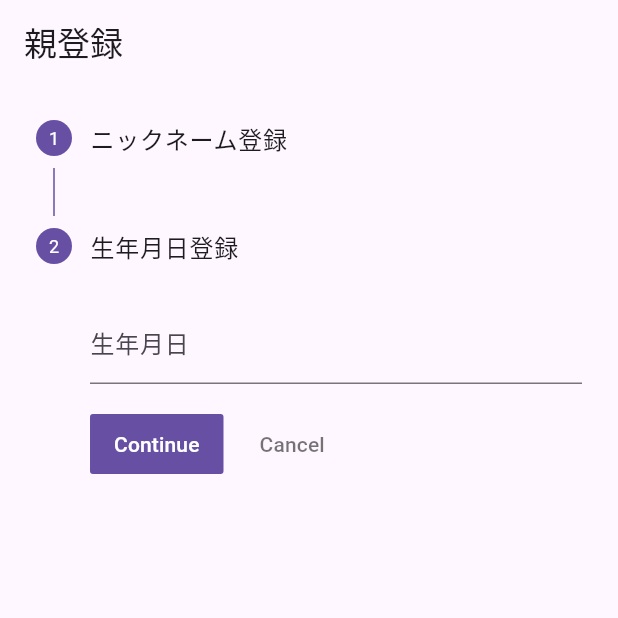
After one commit to SolaIntegral/zenn-gcp-flutter, a Flutter app: the PRegisterScreen screen opened directly, after a tap on "Continue", on a phone screen of 412 x 824 dp, the top half of it. The commit adds this screen. Run offline on Flutter 3.47's test engine with Material 3 defaults, Android fonts, the phone set to English and light mode, and no system bars; our stand-ins replace shared_preferences; accounts and stored records are empty.

Commit message:
Role選択と初期情報登録前後の画面遷移とデータフロー整備

```diff
--- /dev/null
+++ b/lib/screens/parent/p_home_screen.dart
@@ -0,0 +1,15 @@
+import 'package:flutter/material.dart';
+
+class PHomeScreen extends StatelessWidget {
+  const PHomeScreen({super.key});
+
+  @override
+  Widget build(BuildContext context) {
+    return Scaffold(
+      appBar: AppBar(title: const Text("おうちの人のホームページ")),
+      body: const Center(
+        child: Text("ここがおうちの人のホームページです"),
+      ),
+    );
+  }
+}
--- /dev/null
+++ b/lib/screens/parent/p_registration_screen.dart
@@ -0,0 +1,68 @@
+// parent_register.dart
+import 'package:flutter/material.dart';
+import 'package:flutter_app1/screens/parent/p_home_screen.dart';
+import 'package:shared_preferences/shared_preferences.dart';
+
+class PRegisterScreen extends StatefulWidget {
+  const PRegisterScreen({Key? key}) : super(key: key);
+
+  @override
+  State<PRegisterScreen> createState() => _PRegisterScreenState();
+}
+
+class _PRegisterScreenState extends State<PRegisterScreen> {
+  int _currentStep = 0;
+
+  // 例として2ステップの登録（ニックネーム登録、生年月日登録）
+  final List<Step> _steps = [
+    const Step(
+      title: Text("ニックネーム登録"),
+      content: TextField(
+        decoration: InputDecoration(labelText: "ニックネーム"),
+      ),
+      isActive: true,
+    ),
+    const Step(
+      title: Text("生年月日登録"),
+      content: TextField(
+        decoration: InputDecoration(labelText: "生年月日"),
+      ),
+      isActive: true,
+    ),
+  ];
+
+  @override
+  Widget build(BuildContext context) {
+    return Scaffold(
+      appBar: AppBar(
+        title: const Text("親登録"),
+      ),
+      body: Stepper(
+        currentStep: _currentStep,
+        onStepContinue: () async {
+          if (_currentStep < _steps.length - 1) {
+            setState(() {
+              _currentStep++;
+            });
+          } else {
+            // 最終ステップで登録完了
+            final prefs = await SharedPreferences.getInstance();
+            await prefs.setString('isRegistered', 'p_registered');
+            Navigator.pushReplacement(
+              context,
+              MaterialPageRoute(builder: (_) => const PHomeScreen()),
+            );
+          }
+        },
+        onStepCancel: () {
+          if (_currentStep > 0) {
+            setState(() {
+              _currentStep--;
+            });
+          }
+        },
+        steps: _steps,
+      ),
+    );
+  }
+}
```
Also changed, not shown: lib/main.dart (+36 -11 lines), lib/screens/auth/child_parent_select_screen.dart (deleted, +0 -42 lines), lib/screens/auth/role_selection_screen.dart (added, +49 -0 lines), lib/screens/parent/p_day1_screen.dart (+47 -15 lines), lib/screens/parent/home_screen.dart (deleted).
